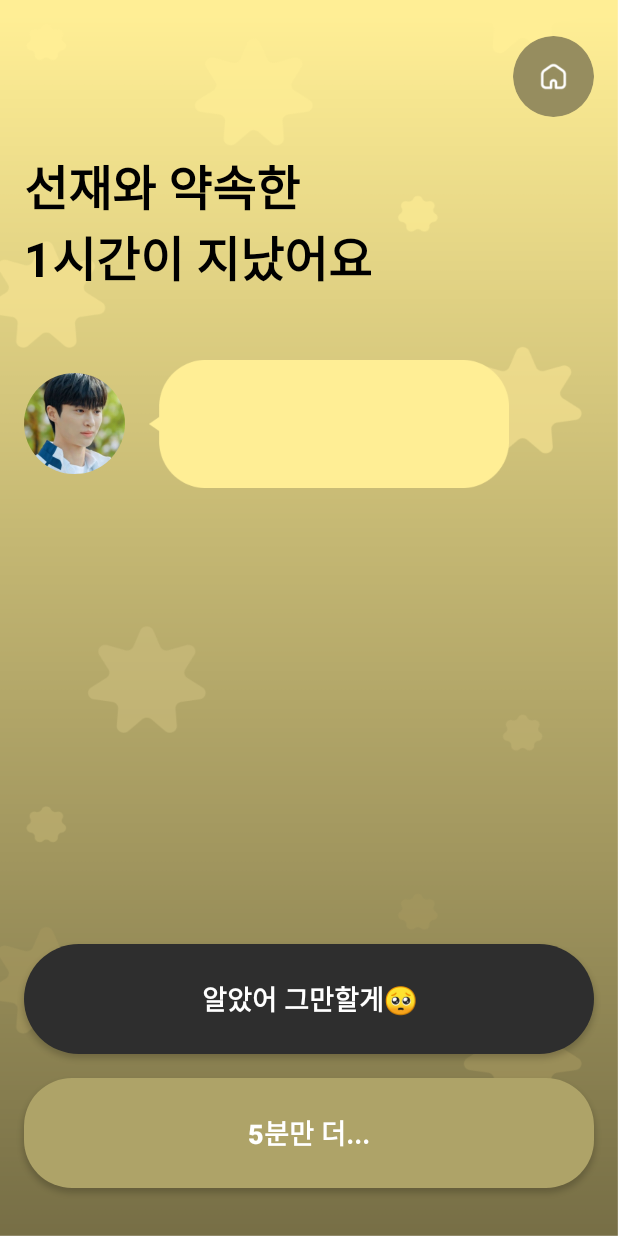
After one commit to DDORING/UTeam-Android, an Android app: the layout activity_bn_alarm.xml on its own in the app's theme, with its tools: preview values and no code run, on a phone screen of 412 x 824 dp. The commit adds this screen. Run offline under Robolectric (Android 15) with nearby library versions, the phone set to English and light mode, and no system bars.

Commit message:
20240601-12:50pm

```diff
--- /dev/null
+++ b/app/src/main/java/com/neordi6th/ddoring/BnAlramActivity.kt
@@ -0,0 +1,7 @@
+package com.neordi6th.ddoring
+
+import androidx.appcompat.app.AppCompatActivity
+
+class BnAlramActivity :AppCompatActivity(){
+
+}
--- /dev/null
+++ b/app/src/main/java/com/neordi6th/ddoring/HomeActivity.kt
@@ -0,0 +1,46 @@
+package com.neordi6th.ddoring
+
+import android.os.Bundle
+import android.view.View
+import androidx.activity.enableEdgeToEdge
+import androidx.appcompat.app.AppCompatActivity
+import androidx.databinding.DataBindingUtil
+import com.neordi6th.ddoring.databinding.ActivityHomeBinding
+
+class HomeActivity : AppCompatActivity()  {
+
+    lateinit var binding : ActivityHomeBinding
+    override fun onCreate(savedInstanceState: Bundle?) {
+        super.onCreate(savedInstanceState)
+        enableEdgeToEdge()
+        setContentView(R.layout.activity_main)
+//        ViewCompat.setOnApplyWindowInsetsListener(findViewById(R.id.main)) { v, insets ->
+//            val systemBars = insets.getInsets(WindowInsetsCompat.Type.systemBars())
+//            v.setPadding(systemBars.left, systemBars.top, systemBars.right, systemBars.bottom)
+//            insets
+//
+//        }
+
+        binding = DataBindingUtil.setContentView(this, R.layout.activity_main)
+        val v1 = binding.profileTalk
+        val v2 = binding.profileTalk
+        val v3 = binding.fixCircleBtn
+        val v4 = binding.pauseBtn
+
+
+        binding.nextBtn2.setOnClickListener{
+
+            v1.visibility = View.GONE
+            v2.visibility = View.GONE
+            v3.visibility = View.GONE
+            v4.visibility = View.VISIBLE
+
+        }
+
+
+
+
+
+    }
+
+}
--- a/app/src/main/java/com/neordi6th/ddoring/MainActivity.kt
+++ b/app/src/main/java/com/neordi6th/ddoring/MainActivity.kt
@@ -1,45 +1,23 @@
 package com.neordi6th.ddoring
 
 import android.os.Bundle
-import android.view.View
-import android.widget.Button
-import android.widget.ImageButton
 import androidx.activity.enableEdgeToEdge
 import androidx.appcompat.app.AppCompatActivity
 import androidx.core.view.ViewCompat
 import androidx.core.view.WindowInsetsCompat
-import androidx.databinding.DataBindingUtil
-import com.neordi6th.ddoring.databinding.ActivityHomeBinding
-
 class MainActivity : AppCompatActivity() {
 
-    lateinit var binding : ActivityHomeBinding
     override fun onCreate(savedInstanceState: Bundle?) {
         super.onCreate(savedInstanceState)
         enableEdgeToEdge()
         setContentView(R.layout.activity_main)
-//        ViewCompat.setOnApplyWindowInsetsListener(findViewById(R.id.main)) { v, insets ->
-//            val systemBars = insets.getInsets(WindowInsetsCompat.Type.systemBars())
-//            v.setPadding(systemBars.left, systemBars.top, systemBars.right, systemBars.bottom)
-//            insets
-//
-//        }
-
-        binding = DataBindingUtil.setContentView(this, R.layout.activity_main)
-        val v1 = binding.profileTalk
-        val v2 = binding.profileTalk
-        val v3 = binding.fixCircleBtn
-        val v4 = binding.pauseBtn
-
-
-        binding.nextBtn2.setOnClickListener{
-
-            v1.visibility = View.GONE
-            v2.visibility = View.GONE
-            v3.visibility = View.GONE
-            v4.visibility = View.VISIBLE
+        ViewCompat.setOnApplyWindowInsetsListener(findViewById(R.id.main)) { v, insets ->
+            val systemBars = insets.getInsets(WindowInsetsCompat.Type.systemBars())
+            v.setPadding(systemBars.left, systemBars.top, systemBars.right, systemBars.bottom)
+            insets
 
         }
+
 
 
 
--- /dev/null
+++ b/app/src/main/res/layout/activity_bn_alarm.xml
@@ -0,0 +1,83 @@
+<?xml version="1.0" encoding="utf-8"?>
+<androidx.constraintlayout.widget.ConstraintLayout xmlns:android="http://schemas.android.com/apk/res/android"
+    xmlns:app="http://schemas.android.com/apk/res-auto"
+    xmlns:tools="http://schemas.android.com/tools"
+    android:layout_width="match_parent"
+    android:layout_height="match_parent"
+    android:background="@drawable/gradient_background">
+
+    <de.hdodenhof.circleimageview.CircleImageView
+        android:layout_width="54dp"
+        android:layout_height="54dp"
+        android:layout_marginTop="24dp"
+        android:layout_marginRight="16dp"
+        android:src="@drawable/home_btn"
+        app:layout_constraintEnd_toEndOf="parent"
+        app:layout_constraintTop_toTopOf="parent"></de.hdodenhof.circleimageview.CircleImageView>
+
+    <TextView
+        android:id="@+id/text_alarm"
+        android:layout_width="match_parent"
+        android:layout_height="wrap_content"
+        android:layout_marginLeft="16dp"
+        android:layout_marginTop="100dp"
+        android:text="선재와 약속한\n1시간이 지났어요"
+        android:textColor="@color/black"
+        android:textSize="32sp"
+        android:textStyle="bold"
+        app:layout_constraintTop_toTopOf="parent" />
+
+    <de.hdodenhof.circleimageview.CircleImageView
+        android:id="@+id/chat_user"
+        android:layout_width="67dp"
+        android:layout_height="67dp"
+        android:layout_marginLeft="16dp"
+        android:layout_marginTop="248.5dp"
+        android:src="@drawable/user_profile"
+        app:layout_constraintStart_toStartOf="parent"
+        app:layout_constraintTop_toTopOf="parent" />
+
+    <androidx.appcompat.widget.AppCompatImageView
+        android:id="@+id/chat_box"
+        android:layout_width="240dp"
+        android:layout_height="88dp"
+        android:layout_marginLeft="16dp"
+        app:layout_constraintTop_toTopOf="@id/chat_user"
+        app:layout_constraintBottom_toBottomOf="@id/chat_user"
+        app:layout_constraintStart_toEndOf="@id/chat_user"
+        android:src="@drawable/character_chat" />
+
+
+    <androidx.appcompat.widget.AppCompatButton
+        android:id="@+id/finish_btn"
+        android:layout_width="match_parent"
+        android:layout_height="73dp"
+        android:layout_marginLeft="16dp"
+        android:layout_marginRight="16dp"
+        android:layout_marginBottom="16dp"
+        android:background="@drawable/layout_background_gray"
+        android:text="알았어 그만할게🥺"
+        android:textColor="@color/white"
+        android:textSize="18sp"
+        android:textStyle="bold"
+        app:layout_constraintBottom_toTopOf="@id/keep_btn"
+        app:layout_constraintEnd_toEndOf="parent"
+        app:layout_constraintStart_toStartOf="parent" />
+
+    <androidx.appcompat.widget.AppCompatButton
+        android:id="@+id/keep_btn"
+        android:layout_width="match_parent"
+        android:layout_height="73dp"
+        android:layout_marginLeft="16dp"
+        android:layout_marginRight="16dp"
+        android:layout_marginBottom="32dp"
+        android:background="@drawable/layout_background_homebtn"
+        android:text="5분만 더..."
+        android:textColor="@color/white"
+        android:textSize="18sp"
+        android:textStyle="bold"
+        app:layout_constraintBottom_toBottomOf="parent"
+        app:layout_constraintEnd_toEndOf="parent"
+        app:layout_constraintStart_toStartOf="parent" />
+
+</androidx.constraintlayout.widget.ConstraintLayout>
```
Also changed, not shown: app/src/main/res/drawable/character_chat.png (added), app/src/main/res/drawable/home_btn.png (added).
